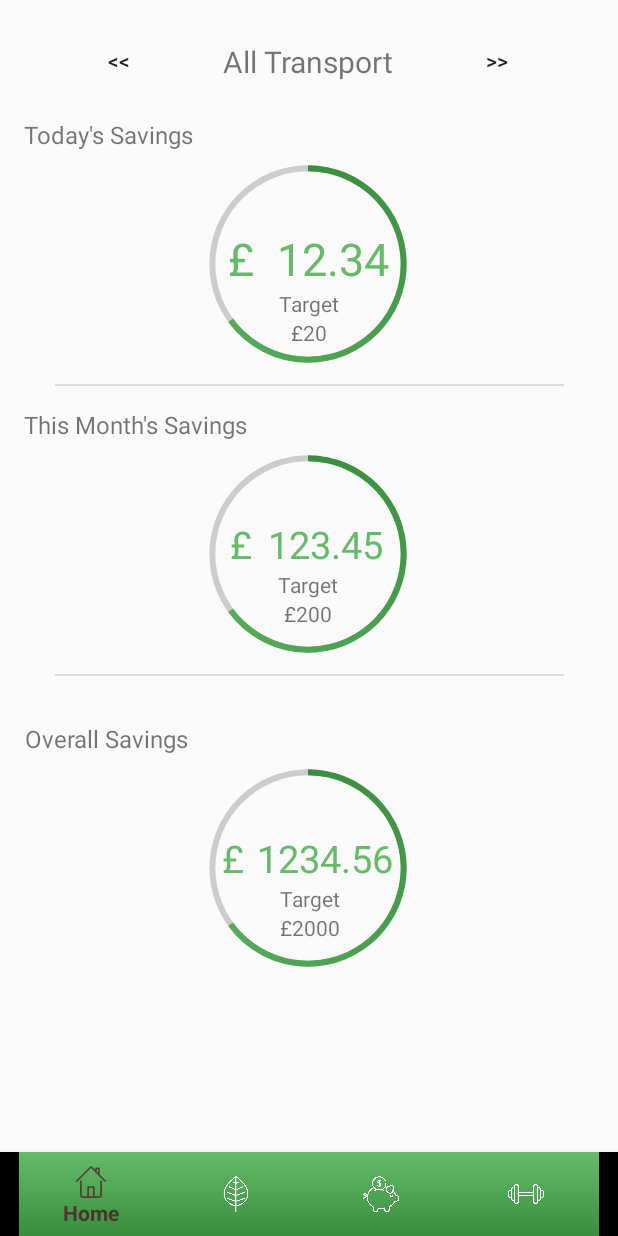
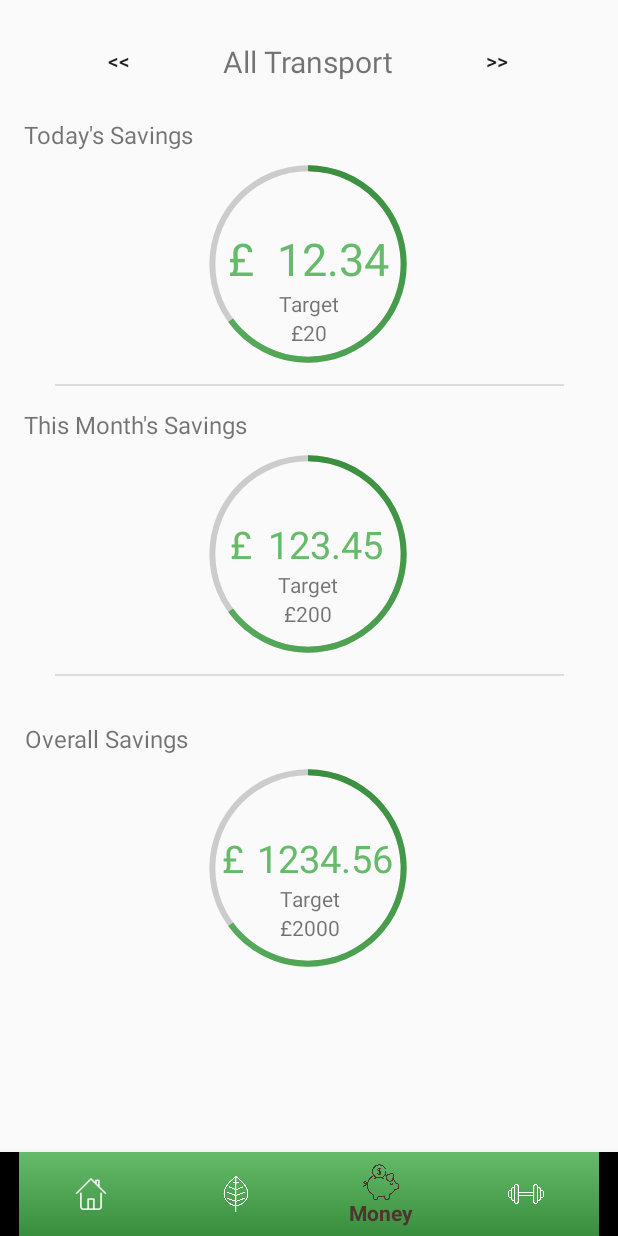
Before and after one commit to gerardward3/mobhci, an Android app: the screen it shows after launch (MainActivity), after a tap on an icon or button, on a phone screen of 412 x 824 dp. Run offline under Robolectric (Android 15) with nearby library versions, the phone set to English and light mode, and no system bars.

Commit message:
navbar now selects the icon corresponding to the card view clicked

```diff
--- a/app/src/main/java/com/example/teamnaji/mhci/HomeFragment.java
+++ b/app/src/main/java/com/example/teamnaji/mhci/HomeFragment.java
@@ -11,9 +11,10 @@ import android.view.ViewGroup;
 
 
 
-public class HomeFragment extends Fragment implements View.OnClickListener{
 
-    public HomeFragment(){}
+public class HomeFragment extends Fragment {
+
+        public HomeFragment(){}
 
     public static HomeFragment newInstance(String param1, String param2) {
         HomeFragment fragment = new HomeFragment();
@@ -26,40 +27,10 @@ public class HomeFragment extends Fragment implements View.OnClickListener{
     public View onCreateView(LayoutInflater inflater, ViewGroup container, Bundle savedInstanceState){
         View view = inflater.inflate(R.layout.fragment_home, container, false);
         CardView mMoneyCard = view.findViewById(R.id.moneyCard);
-        mMoneyCard.setOnClickListener(this);
         CardView mFitnessCard = view.findViewById(R.id.fitnessCard);
-        mFitnessCard.setOnClickListener(this);
         CardView mEnvironmentCard = view.findViewById(R.id.environmentCard);
-        mEnvironmentCard.setOnClickListener(this);
         return view;
 
     }
 
-    private void loadFragment(Fragment fragment) {
-        FragmentTransaction transaction = getFragmentManager().beginTransaction();
-        transaction.replace(R.id.flContainer, fragment);
-        transaction.addToBackStack(null);
-        transaction.commit();
-    }
-
-    @Override
-    public void onClick(View v) {
-        switch (v.getId()) {
-            case  R.id.moneyCard: {
-                loadFragment(new MoneyFragment());
-                break;
-            }
-
-            case R.id.fitnessCard: {
-                loadFragment(new FitnessFragment());
-                break;
-            }
-
-            case R.id.environmentCard: {
-                loadFragment(new EnvironmentFragment());
-                break;
-            }
-        }
-    }
-
 }
--- a/app/src/main/java/com/example/teamnaji/mhci/MainActivity.java
+++ b/app/src/main/java/com/example/teamnaji/mhci/MainActivity.java
@@ -181,4 +181,38 @@ public class MainActivity extends AppCompatActivity{
         months_savings.setText(new_months_savings);
         total_savings.setText(new_total_savings);
     }
+
+
+
+    public void onCardClick(View v) {
+        switch (v.getId()) {
+            case  R.id.moneyCard: {
+
+                loadFragment(new MoneyFragment());
+                if(this.bottomNavigationView.getSelectedItemId()!= R.id.bottombaritem_money){
+                    this.bottomNavigationView.setSelectedItemId(R.id.bottombaritem_money);
+                }
+                break;
+
+            }
+
+            case R.id.fitnessCard: {
+                loadFragment(new FitnessFragment());
+
+                if(this.bottomNavigationView.getSelectedItemId()!= R.id.bottombaritem_fitness){
+                    this.bottomNavigationView.setSelectedItemId(R.id.bottombaritem_fitness);
+                }
+                break;
+            }
+
+            case R.id.environmentCard: {
+                loadFragment(new EnvironmentFragment());
+                if(this.bottomNavigationView.getSelectedItemId()!= R.id.bottombaritem_environment){
+                    this.bottomNavigationView.setSelectedItemId(R.id.bottombaritem_environment);
+                }
+                break;
+            }
+        }
+    }
+
 }
```
Also changed, not shown: app/src/main/res/layout/fragment_home.xml (+6 -3 lines).
